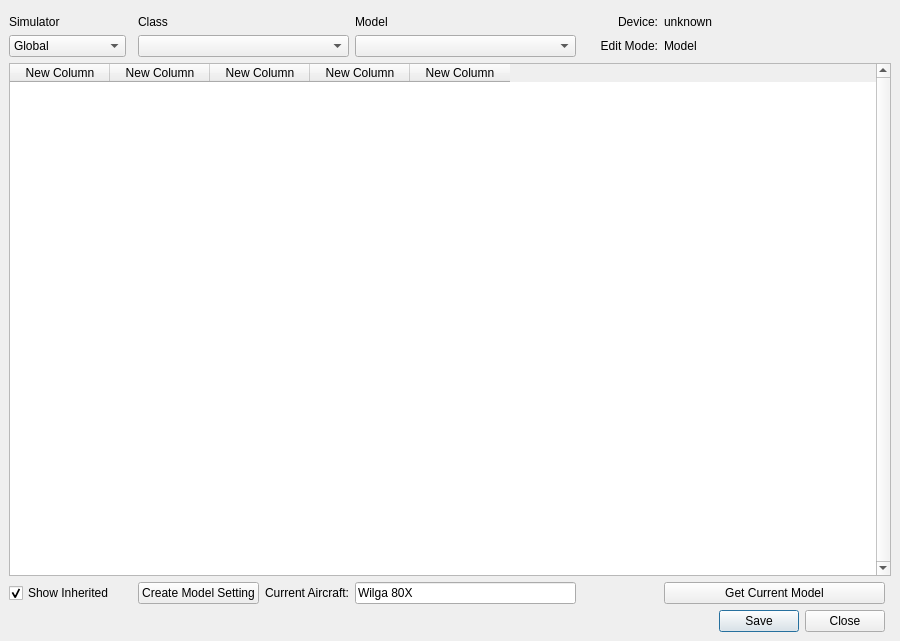
walmis/VPforce-TelemFFB, file settingswindow.ui: the form before one commit.
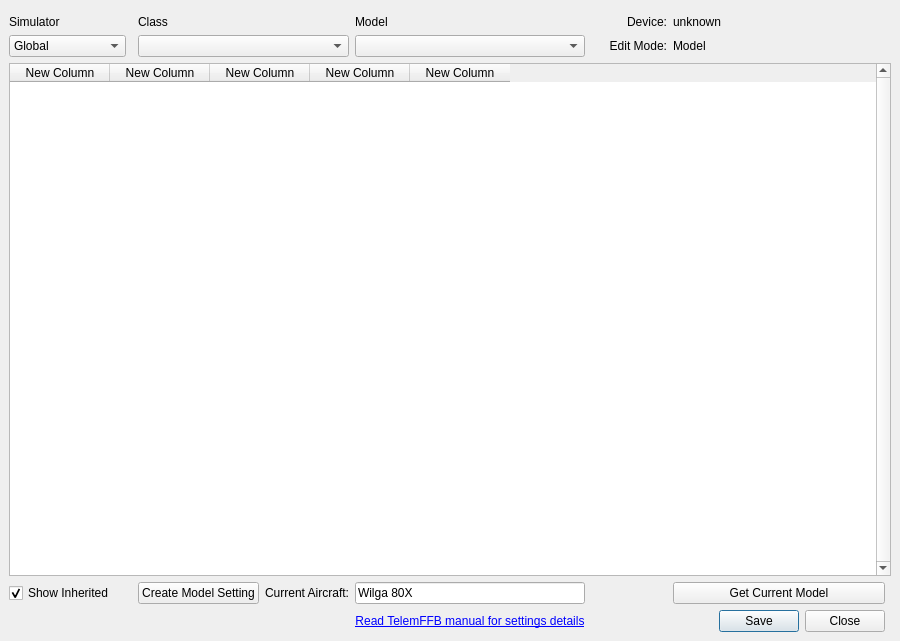
The form after the commit.

Commit message: split sim/class in usercfg

```diff
--- a/settingswindow.ui
+++ b/settingswindow.ui
@@ -265,6 +265,22 @@
       </item>
      </widget>
     </item>
+    <item row="30" column="6">
+     <widget class="QLabel" name="l_manual">
+      <property name="text">
+       <string>&lt;a href=&quot;https://docs.google.com/document/d/1YL5DLkiTxlaNx_zKHEYSs25PjmGtQ6_WZDk58_SGt8Y&quot;&gt;Read TelemFFB manual for settings details&lt;/a&gt;</string>
+      </property>
+      <property name="textFormat">
+       <enum>Qt::RichText</enum>
+      </property>
+      <property name="alignment">
+       <set>Qt::AlignCenter</set>
+      </property>
+      <property name="openExternalLinks">
+       <bool>true</bool>
+      </property>
+     </widget>
+    </item>
    </layout>
   </widget>
  </widget>
```
The commit also changes 4 other files.
